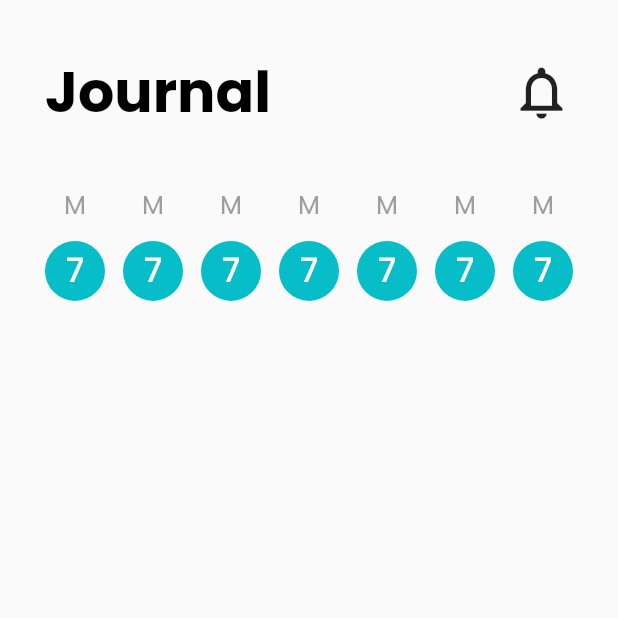
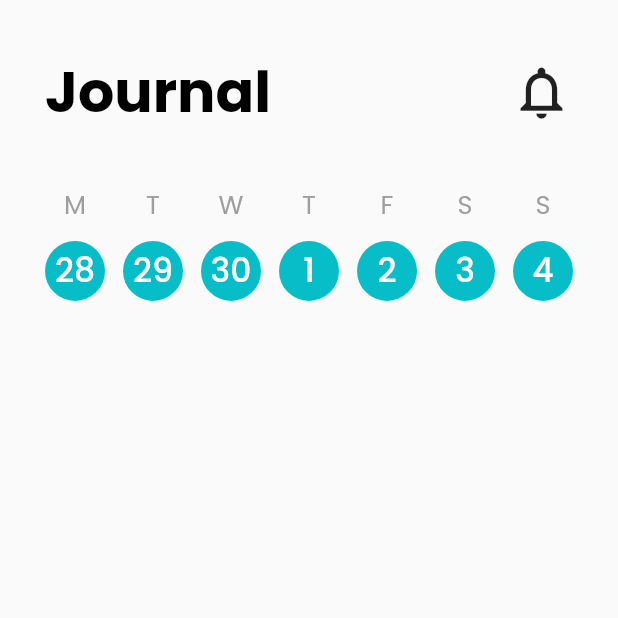
Before and after one commit to gonciuu/Medicine-App-In-Flutter, a Flutter app: the Home screen opened by its route, on a phone screen of 412 x 824 dp, the top half of it. Run offline on Flutter 3.47's test engine with Material 2 defaults, Android fonts, the phone set to English and light mode, and no system bars.

Commit message:
get actual date and setup days into screen

```diff
--- a/lib/screens/home/home.dart
+++ b/lib/screens/home/home.dart
@@ -1,6 +1,29 @@
 import 'package:flutter/material.dart';
+import 'package:intl/intl.dart';
 
-class Home extends StatelessWidget {
+class Home extends StatefulWidget {
+  @override
+  _HomeState createState() => _HomeState();
+}
+
+class _HomeState extends State<Home> {
+
+  final daysList = List();
+  @override
+  void initState() {
+    super.initState();
+
+    DateTime currentTime = DateTime.now();
+    for (int i = 0; i < 7; i++) {
+      print(currentTime.day);
+      daysList.add({
+        "dayNumber": DateFormat.d().format(currentTime).toString(),
+        "dayName": DateFormat.E().format(currentTime).toString()[0]
+      });
+      currentTime = currentTime.add(Duration(days: 1));
+    }
+  }
+
   @override
   Widget build(BuildContext context) {
     final double deviceHeight =
@@ -35,27 +58,33 @@ class Home extends StatelessWidget {
                   ],
                 ),
               ),
-              SizedBox(height: deviceHeight * 0.01,),
+              SizedBox(
+                height: deviceHeight * 0.01,
+              ),
               Container(
                 height: deviceHeight * 0.1,
-                child: Row(mainAxisAlignment: MainAxisAlignment.spaceBetween,
+                child: Row(
+                  mainAxisAlignment: MainAxisAlignment.spaceBetween,
                   children: [
-                    for(int i=0;i<=6;i++)Column(
+                    ...daysList
+                        .map((day) => Column(
                               crossAxisAlignment: CrossAxisAlignment.center,
                               children: [
                                 Text(
-                          "M",
+                                  day["dayName"],
                                   style: TextStyle(
                                       color: Colors.grey[500],
                                       fontSize: 17.0,
                                       fontWeight: FontWeight.w400),
-                        ),SizedBox(
+                                ),
+                                SizedBox(
                                   height: 12.0,
                                 ),
                                 CircleAvatar(
-                          backgroundColor: Theme.of(context).primaryColor,
+                                  backgroundColor:
+                                      Theme.of(context).primaryColor,
                                   child: Text(
-                            "7",
+                                    day["dayNumber"],
                                     style: TextStyle(
                                         color: Colors.white,
                                         fontSize: 22.0,
@@ -63,7 +92,8 @@ class Home extends StatelessWidget {
                                   ),
                                 ),
                               ],
-                    )
+                            ))
+                        .toList()
                   ],
                 ),
               )
--- a/pubspec.yaml
+++ b/pubspec.yaml
@@ -28,6 +28,7 @@ dependencies:
   # The following adds the Cupertino Icons font to your application.
   # Use with the CupertinoIcons class for iOS style icons.
   cupertino_icons: ^0.1.3
+  intl: ^0.16.1
 
 dev_dependencies:
   flutter_test:
```
Lines whose indentation alone changed are shown as unchanged.
